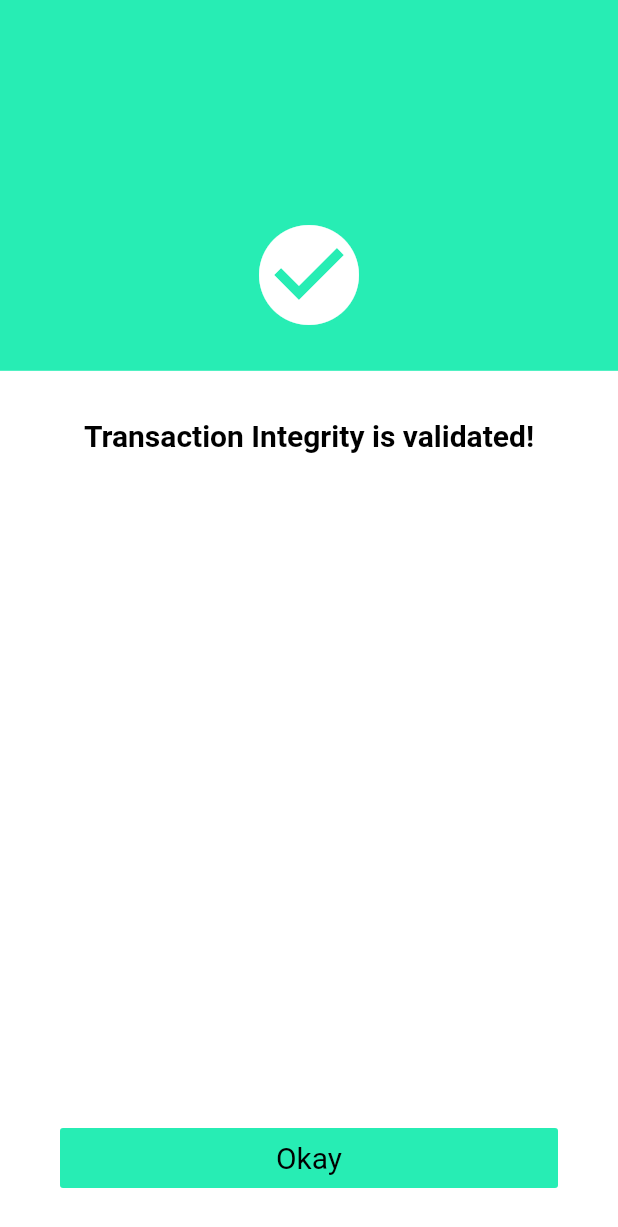
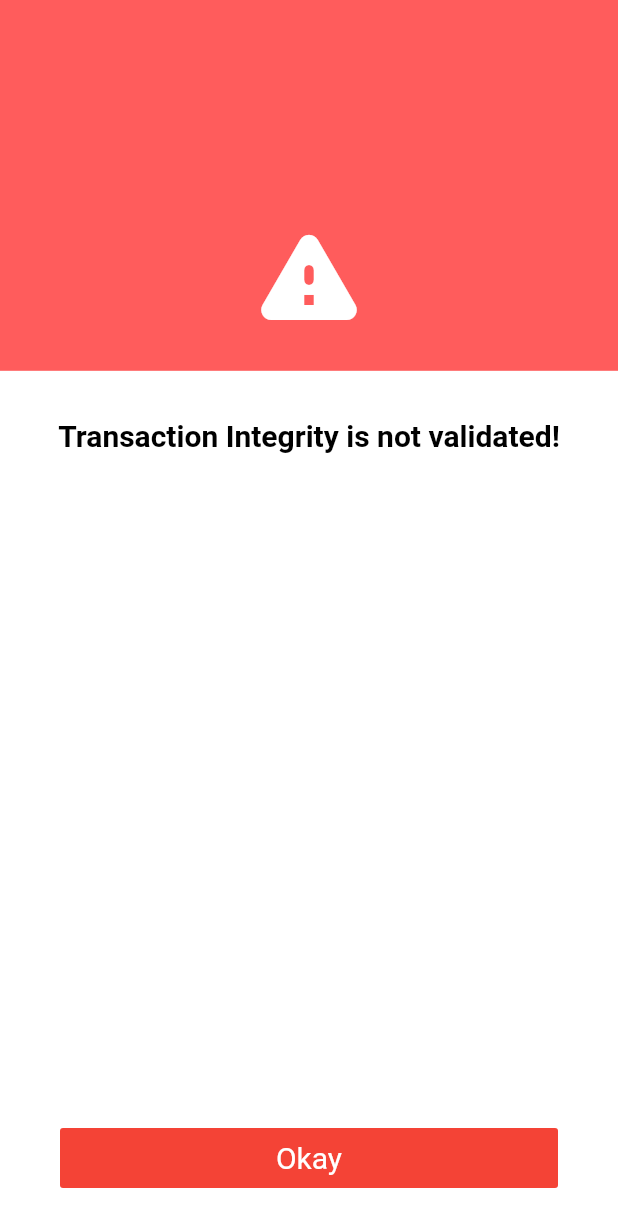
Before and after one commit to charbel-elhajj/simple_payment_app, a Flutter app: the screen it shows after launch, after a tap on "Check Integrity", on a phone screen of 412 x 824 dp. Shown: the top 1227 px of the screen. Run offline on Flutter 3.47's test engine with Material 2 defaults, Android fonts, the phone set to English and light mode, and no system bars; our stand-ins replace dio.

Commit message:
add generic error screeen

```diff
--- a/lib/screens/generic_error_screen.dart
+++ b/lib/screens/generic_error_screen.dart
@@ -2,15 +2,16 @@ import 'package:flutter/material.dart';
 import 'package:simple_payment_app/styles/spacings.dart';
 import 'package:simple_payment_app/widgets/button.dart';
 import 'package:simple_payment_app/widgets/check_circle_icon.dart';
+import 'package:simple_payment_app/widgets/warning_icon.dart';
 
-class GenericConfirmationScreen extends StatefulWidget {
+class GenericErrorScreen extends StatefulWidget {
   static const routeName = '/generic-confirmation-screen';
   final String mainText;
   final String callToActionText;
   final VoidCallback callback;
   final TextAlign? textAlign;
 
-  GenericConfirmationScreen({
+  GenericErrorScreen({
     required this.mainText,
     required this.callToActionText,
     required this.callback,
@@ -18,10 +19,10 @@ class GenericConfirmationScreen extends StatefulWidget {
   });
 
   @override
-  _GenericConfirmationScreenState createState() => _GenericConfirmationScreenState();
+  _GenericErrorScreenState createState() => _GenericErrorScreenState();
 }
 
-class _GenericConfirmationScreenState extends State<GenericConfirmationScreen> {
+class _GenericErrorScreenState extends State<GenericErrorScreen> {
   @override
   Widget build(BuildContext context) {
     return Scaffold(
@@ -40,6 +41,8 @@ class _GenericConfirmationScreenState extends State<GenericConfirmationScreen> {
             child: Button(
               text: widget.callToActionText,
               onPressHandler: widget.callback,
+              backgroundColor: Colors.red,
+              textColor: Colors.white,
             ),
           )
         ],
@@ -55,12 +58,12 @@ class _GenericConfirmationScreenState extends State<GenericConfirmationScreen> {
           height: MediaQuery.of(context).size.height * 0.3,
           width: double.infinity,
           decoration: BoxDecoration(
-            color: Theme.of(context).accentColor,
+            color: Theme.of(context).errorColor,
           ),
         ),
         Positioned(
           bottom: getSpacing(3),
-          child: CheckCircleIcon(
+          child: WarningIcon(
             color: Colors.white,
             size: getSpacing(10),
           ),
--- a/lib/screens/integrity_routing_screen.dart
+++ b/lib/screens/integrity_routing_screen.dart
@@ -3,6 +3,8 @@ import 'dart:io';
 import 'package:flutter/material.dart';
 import 'package:simple_payment_app/screens/generic_confirmation_screen.dart';
 import 'package:simple_payment_app/screens/home_screen.dart';
+
+import 'generic_error_screen.dart';
 
 class IntegrityRoutingScreen extends StatefulWidget {
   static const routeName = '/integrity-routing';
@@ -20,15 +22,27 @@ class _IntegrityRoutingScreenState extends State<IntegrityRoutingScreen> {
   void _navigate() async {
     // sleep(Duration(seconds: 3));
     Future.delayed(Duration.zero, () {
+      // Navigator.pushReplacement(
+      //   context,
+      //   MaterialPageRoute(
+      //     builder: (context) => GenericConfirmationScreen(
+      //       callToActionText: 'Okay',
+      //       callback: () {
+      //         Navigator.pushReplacementNamed(context, HomeScreen.routeName);
+      //       },
+      //       mainText: 'Transaction Integrity is validated!',
+      //     ),
+      //   ),
+      // );
       Navigator.pushReplacement(
         context,
         MaterialPageRoute(
-          builder: (context) => GenericConfirmationScreen(
+          builder: (context) => GenericErrorScreen(
             callToActionText: 'Okay',
             callback: () {
               Navigator.pushReplacementNamed(context, HomeScreen.routeName);
             },
-            mainText: 'Transaction Integrity is validated!',
+            mainText: 'Transaction Integrity is not validated!',
           ),
         ),
       );
--- a/lib/widgets/button.dart
+++ b/lib/widgets/button.dart
@@ -8,6 +8,7 @@ class Button extends StatefulWidget {
   final bool isDisabled;
   final bool hasBorders;
   final Color? backgroundColor;
+  final Color? textColor;
 
   Button({
     required this.text,
@@ -15,6 +16,7 @@ class Button extends StatefulWidget {
     this.isDisabled = false,
     this.hasBorders = false,
     this.backgroundColor,
+    this.textColor,
   });
 
   @override
@@ -57,7 +59,7 @@ class _ButtonState extends State<Button> {
         child: Text(
           widget.text,
           style: Theme.of(context).textTheme.headline3?.copyWith(
-                color: widget.isDisabled ? greyColor : Colors.black,
+                color: widget.isDisabled ? greyColor : widget.textColor??Colors.black,
               ),
         ),
       ),
--- /dev/null
+++ b/lib/widgets/warning_icon.dart
@@ -0,0 +1,20 @@
+import 'package:flutter/material.dart';
+
+class WarningIcon extends StatelessWidget {
+  final Color? color;
+  final double? size;
+
+  WarningIcon({
+    this.color,
+    this.size,
+  });
+
+  @override
+  Widget build(BuildContext context) {
+    return Icon(
+      Icons.warning_rounded,
+      color: color,
+      size: size,
+    );
+  }
+}
```
